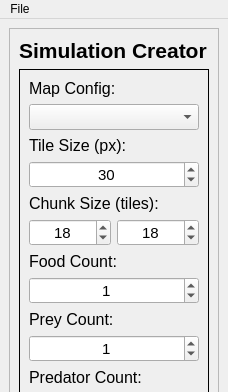
The window that ui/simulation_controller_mainwindow.ui (kpdudek/EvolutionSimulator) describes before a commit, drawn with Qt 5; both pictures show x 0 to 228 and y 0 to 392 of the 228 by 752 pixel window.
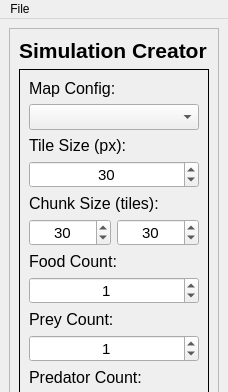
The same window after the commit.

Patch:
```diff
--- a/ui/simulation_controller_mainwindow.ui
+++ b/ui/simulation_controller_mainwindow.ui
@@ -7,7 +7,7 @@
     <x>0</x>
     <y>0</y>
     <width>228</width>
-    <height>714</height>
+    <height>747</height>
    </rect>
   </property>
   <property name="windowTitle">
@@ -138,7 +138,7 @@
              <number>2</number>
             </property>
             <property name="value">
-             <number>18</number>
+             <number>30</number>
             </property>
            </widget>
           </item>
@@ -159,7 +159,7 @@
              <number>2</number>
             </property>
             <property name="value">
-             <number>18</number>
+             <number>30</number>
             </property>
            </widget>
           </item>
```
